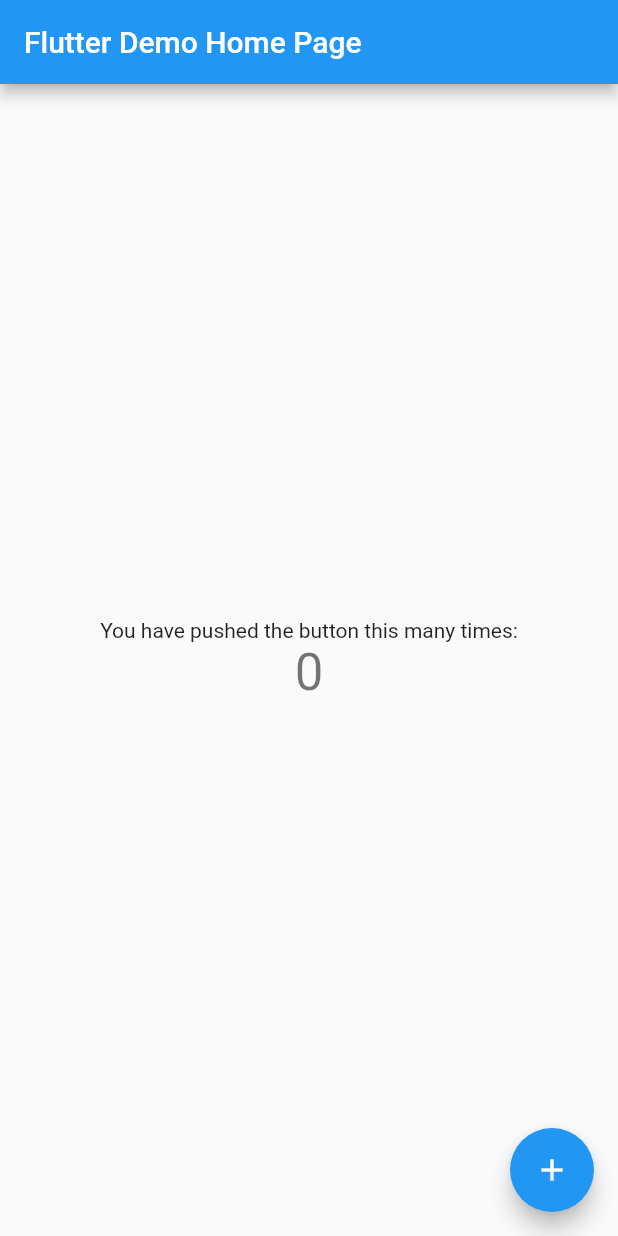
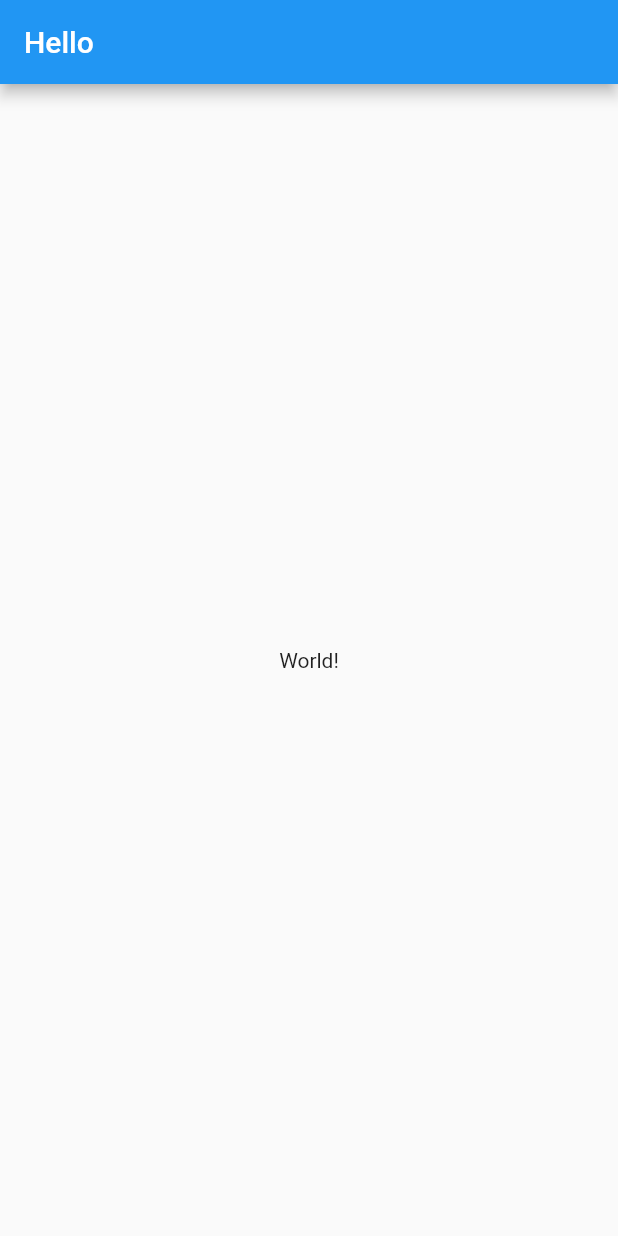
Before and after one commit to ojpro/todo-list-app, a Flutter app: the screen it shows after launch, on a phone screen of 412 x 824 dp. Run offline on Flutter 3.47's test engine with Material 2 defaults, Android fonts, the phone set to English and light mode, and no system bars.

Commit message:
🔠 basic scaffolding

```diff
--- /dev/null
+++ b/lib/layouts/home_layout.dart
@@ -0,0 +1,18 @@
+import 'package:flutter/material.dart';
+import 'package:flutter/widgets.dart';
+
+class HomeLayout extends StatelessWidget {
+  @override
+  Widget build(BuildContext context) {
+    return Scaffold(
+      appBar: AppBar(
+        title: const Text("Hello"),
+      ),
+      body: const SafeArea(
+        child: Center(
+          child: Text("World!"),
+        ),
+      ),
+    );
+  }
+}
--- a/lib/main.dart
+++ b/lib/main.dart
@@ -1,115 +1,17 @@
 import 'package:flutter/material.dart';
+import 'package:flutter/widgets.dart';
+import 'package:todo_list_app/layouts/home_layout.dart';
 
 void main() {
-  runApp(const MyApp());
+  runApp(MyApp());
 }
 
 class MyApp extends StatelessWidget {
-  const MyApp({super.key});
-
-  // This widget is the root of your application.
   @override
   Widget build(BuildContext context) {
     return MaterialApp(
-      title: 'Flutter Demo',
-      theme: ThemeData(
-        // This is the theme of your application.
-        //
-        // Try running your application with "flutter run". You'll see the
-        // application has a blue toolbar. Then, without quitting the app, try
-        // changing the primarySwatch below to Colors.green and then invoke
-        // "hot reload" (press "r" in the console where you ran "flutter run",
-        // or simply save your changes to "hot reload" in a Flutter IDE).
-        // Notice that the counter didn't reset back to zero; the application
-        // is not restarted.
-        primarySwatch: Colors.blue,
-      ),
-      home: const MyHomePage(title: 'Flutter Demo Home Page'),
+      home: HomeLayout(),
+      debugShowCheckedModeBanner: false,
     );
   }
 }
-
-class MyHomePage extends StatefulWidget {
-  const MyHomePage({super.key, required this.title});
-
-  // This widget is the home page of your application. It is stateful, meaning
-  // that it has a State object (defined below) that contains fields that affect
-  // how it looks.
-
-  // This class is the configuration for the state. It holds the values (in this
-  // case the title) provided by the parent (in this case the App widget) and
-  // used by the build method of the State. Fields in a Widget subclass are
-  // always marked "final".
-
-  final String title;
-
-  @override
-  State<MyHomePage> createState() => _MyHomePageState();
-}
-
-class _MyHomePageState extends State<MyHomePage> {
-  int _counter = 0;
-
-  void _incrementCounter() {
-    setState(() {
-      // This call to setState tells the Flutter framework that something has
-      // changed in this State, which causes it to rerun the build method below
-      // so that the display can reflect the updated values. If we changed
-      // _counter without calling setState(), then the build method would not be
-      // called again, and so nothing would appear to happen.
-      _counter++;
-    });
-  }
-
-  @override
-  Widget build(BuildContext context) {
-    // This method is rerun every time setState is called, for instance as done
-    // by the _incrementCounter method above.
-    //
-    // The Flutter framework has been optimized to make rerunning build methods
-    // fast, so that you can just rebuild anything that needs updating rather
-    // than having to individually change instances of widgets.
-    return Scaffold(
-      appBar: AppBar(
-        // Here we take the value from the MyHomePage object that was created by
-        // the App.build method, and use it to set our appbar title.
-        title: Text(widget.title),
-      ),
-      body: Center(
-        // Center is a layout widget. It takes a single child and positions it
-        // in the middle of the parent.
-        child: Column(
-          // Column is also a layout widget. It takes a list of children and
-          // arranges them vertically. By default, it sizes itself to fit its
-          // children horizontally, and tries to be as tall as its parent.
-          //
-          // Invoke "debug painting" (press "p" in the console, choose the
-          // "Toggle Debug Paint" action from the Flutter Inspector in Android
-          // Studio, or the "Toggle Debug Paint" command in Visual Studio Code)
-          // to see the wireframe for each widget.
-          //
-          // Column has various properties to control how it sizes itself and
-          // how it positions its children. Here we use mainAxisAlignment to
-          // center the children vertically; the main axis here is the vertical
-          // axis because Columns are vertical (the cross axis would be
-          // horizontal).
-          mainAxisAlignment: MainAxisAlignment.center,
-          children: <Widget>[
-            const Text(
-              'You have pushed the button this many times:',
-            ),
-            Text(
-              '$_counter',
-              style: Theme.of(context).textTheme.headline4,
-            ),
-          ],
-        ),
-      ),
-      floatingActionButton: FloatingActionButton(
-        onPressed: _incrementCounter,
-        tooltip: 'Increment',
-        child: const Icon(Icons.add),
-      ), // This trailing comma makes auto-formatting nicer for build methods.
-    );
-  }
-}
```
